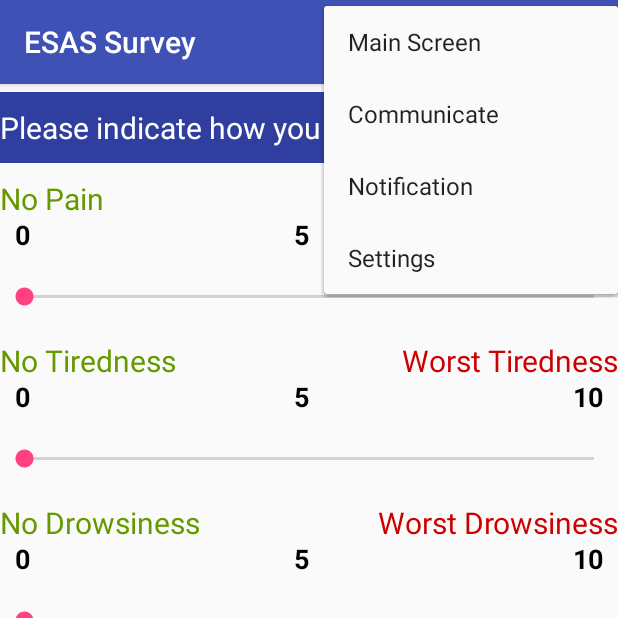
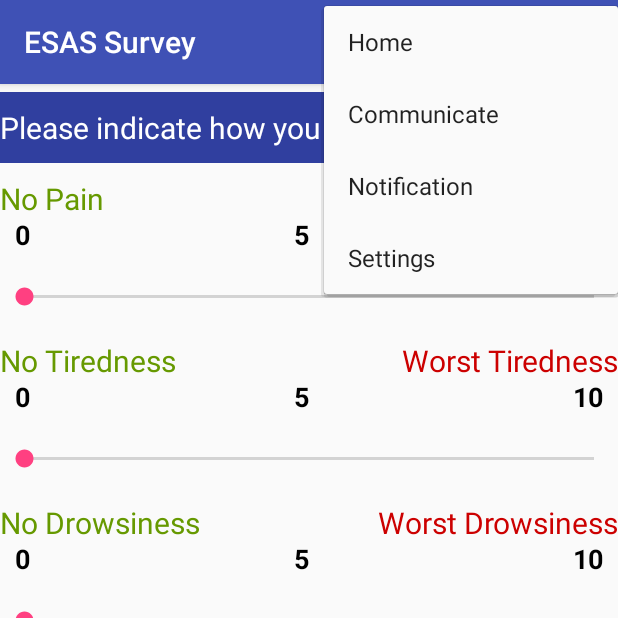
Before and after one commit to ashah917/PalliAssist, an Android app: the EsasActivity screen opened directly, with no data from a screen before it, after a tap on an icon or button, on a phone screen of 412 x 824 dp, the top half of it. Run offline under Robolectric (Android 15) with nearby library versions, the light colour scheme and no system bars; network calls fail.

Commit message:
update pain locate and menu name

```diff
--- a/PalliAssistMobile/app/src/main/java/io/palliassist/palliassistmobile/BaseActivity.java
+++ b/PalliAssistMobile/app/src/main/java/io/palliassist/palliassistmobile/BaseActivity.java
@@ -58,6 +58,9 @@ public class BaseActivity extends AppCompatActivity {
                 break;
 
             case R.id.context_setting:
+                final Intent m = new Intent(this, SettingActivity.class);
+                startActivity(m);
+                finish();
                 break;
         }
         return super.onOptionsItemSelected(item);
--- a/PalliAssistMobile/app/src/main/res/menu/main_menu.xml
+++ b/PalliAssistMobile/app/src/main/res/menu/main_menu.xml
@@ -13,7 +13,7 @@
             <item
                 android:id="@+id/context_return"
                 android:layout_gravity="center"
-                android:title="@string/return_menu"
+                android:title="Home"
                  />
             <item
                 android:id="@+id/context_message"
```
Also changed, not shown: PalliAssistMobile/app/src/main/res/drawable/red_circle.png (added).
